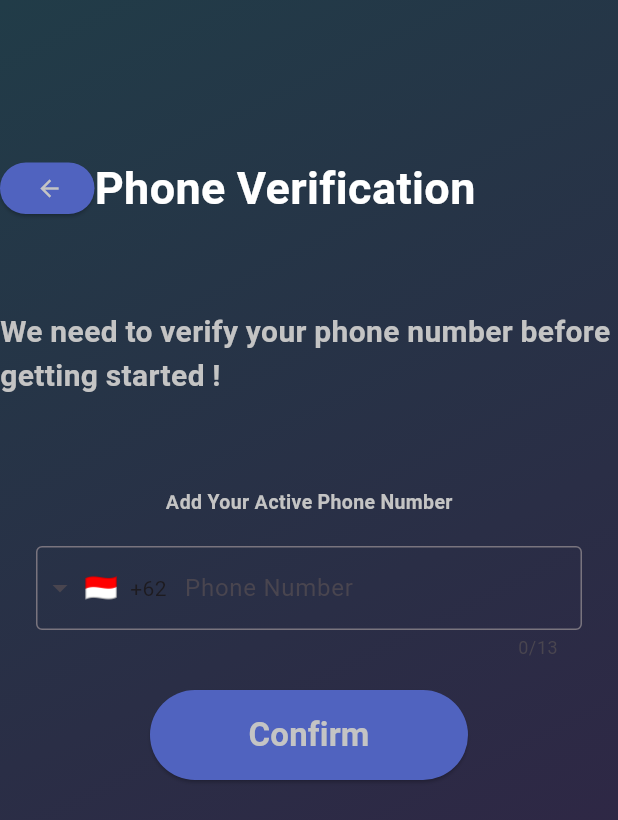
After one commit to Maisho20/Dompet-digital, a Flutter app: the Num screen opened by its route, on a phone screen of 412 x 824 dp. The commit adds this screen. Shown: the top 820 px of the screen. Run offline on Flutter 3.47's test engine with Material 3 defaults, Android fonts, the phone set to English and light mode, and no system bars; drawn by our look-alikes of intl_phone_field; our stand-ins replace google_fonts, pin_code_fields.

Commit message:
Change Phone Number Page

```diff
--- a/lib/main.dart
+++ b/lib/main.dart
@@ -5,6 +5,8 @@ import 'package:flutter/material.dart';
 import 'package:dompet_digital/pages/register.dart';
 import 'package:dompet_digital/pages/hompage.dart';
 import 'package:dompet_digital/pages/profil.dart';
+import 'package:dompet_digital/pages/num.dart';
+import 'package:dompet_digital/pages/verifnum.dart';
 import 'package:dompet_digital/pages/ktp.dart';
 
 void main() {
@@ -23,6 +25,8 @@ class MyApp extends StatelessWidget {
         '/login': (context) => const LoginPage(),
         '/register': (context) => const RegisterPage(),
         '/profil': (context) => const Profil(),
+        '/num': (context) => const Num(),
+        '/verifnum': (context) => const Verifnum(),
         '/onboard': (context) => OnboardPage(),
         '/pin': (context) => Pincode(),
         '/ktp': (context) => const ktpPage(),
--- /dev/null
+++ b/lib/pages/num.dart
@@ -0,0 +1,156 @@
+import 'package:dompet_digital/constants.dart';
+import 'package:flutter/material.dart';
+import 'package:flutter/services.dart';
+import 'package:intl_phone_field/intl_phone_field.dart';
+
+//login
+class Num extends StatefulWidget {
+  const Num({Key? key}) : super(key: key);
+
+  @override
+  _NumState createState() => _NumState();
+}
+
+class _NumState extends State<Num> {
+  TextEditingController controller = TextEditingController();
+
+  @override
+  Widget build(BuildContext context) {
+    return Scaffold(
+      extendBodyBehindAppBar: true,
+      body: SafeArea(
+        child: Container(
+          decoration: BoxDecoration(
+            gradient: LinearGradient(
+              begin: Alignment.topLeft,
+              end: Alignment.bottomRight,
+              colors: <Color>[Color(0xFF213C48), Color(0xFF332044)],
+            ),
+          ),
+          child: Center(
+            child: SingleChildScrollView(
+              child: Container(
+                // margin: EdgeInsets.only(top: 70),
+                child: Column(
+                  children: [
+                    Row(
+                      mainAxisAlignment: MainAxisAlignment.spaceAround,
+                      children: [
+                        Container(
+                          width: 63,
+                          height: 34.42,
+                          child: ElevatedButton(
+                            style: ElevatedButton.styleFrom(
+                              shape: RoundedRectangleBorder(
+                                borderRadius: BorderRadius.circular(20),
+                              ),
+                              backgroundColor: loginBtnColor,
+                            ),
+                            onPressed: () {
+                              Navigator.pop(context);
+                            },
+                            child: IconButton(
+                              padding: EdgeInsets.zero,
+                              icon: Icon(
+                                Icons.arrow_back,
+                                color: scndColor,
+                              ),
+                              onPressed: () {
+                                Navigator.pushNamed(context, '/');
+                              },
+                            ),
+                          ),
+                        ),
+                        Container(
+                          margin: EdgeInsets.only(right: 100),
+                          child: Text(
+                            'Phone Verification',
+                            style: whiteTextStyle.copyWith(
+                              fontSize: 30,
+                              fontWeight: FontWeight.bold,
+                              fontFamily: 'Poppins',
+                            ),
+                          ),
+                        ),
+                      ],
+                    ),
+                    SizedBox(
+                      height: 20,
+                    ),
+                    Container(
+                      margin: EdgeInsets.only(top: 40),
+                      child: Text(
+                        'We need to verify your phone number before getting started !',
+                        style: scndTextStyle.copyWith(
+                          fontSize: 20,
+                          fontWeight: FontWeight.bold,
+                          fontFamily: 'Poppins',
+                        ),
+                      ),
+                    ),
+                    SizedBox(
+                      height: 20,
+                    ),
+                    Container(
+                      margin: EdgeInsets.only(top: 40),
+                      child: Text(
+                        'Add Your Active Phone Number',
+                        style: scndTextStyle.copyWith(
+                          fontSize: 13,
+                          fontWeight: FontWeight.bold,
+                          fontFamily: 'Poppins',
+                        ),
+                      ),
+                    ),
+                    SizedBox(
+                      height: 20,
+                    ),
+                    Container(
+                      margin: EdgeInsets.symmetric(horizontal: 24),
+                      child: IntlPhoneField(
+                        decoration: InputDecoration(
+                          labelText: 'Phone Number',
+                          border: OutlineInputBorder(
+                            borderSide: BorderSide(),
+                          ),
+                        ),
+                        initialCountryCode: 'ID',
+                        onChanged: (phone) {
+                          print(phone.completeNumber);
+                        },
+                      ),
+                    ),
+                    SizedBox(
+                      height: 20,
+                    ),
+                    Container(
+                      width: double.infinity,
+                      height: 60,
+                      margin: EdgeInsets.symmetric(horizontal: 100),
+                      child: ElevatedButton(
+                          style: ElevatedButton.styleFrom(
+                            backgroundColor: loginBtnColor,
+                          ),
+                          onPressed: () {},
+                          child: Text(
+                            'Confirm',
+                            style: scndTextStyle.copyWith(
+                              fontSize: 22,
+                              fontWeight: FontWeight.bold,
+                              fontFamily: 'Poppins',
+                            ),
+                          )),
+                    ),
+                    SizedBox(
+                      height: 200,
+                    ),
+                  ],
+                ),
+              ),
+            ),
+          ),
+        ),
+      ),
+    );
+  }
+}
--- a/pubspec.yaml
+++ b/pubspec.yaml
@@ -31,6 +31,7 @@ dependencies:
   flutter:
     sdk: flutter
   pin_code_fields: ^8.0.1
+  intl_phone_field: ^3.2.0
 
   # The following adds the Cupertino Icons font to your application.
   # Use with the CupertinoIcons class for iOS style icons.
```
Also changed, not shown: lib/pages/hompage.dart (+12 -0 lines), lib/pages/verifnum.dart (added, +199 -0 lines), pubspec.lock.
